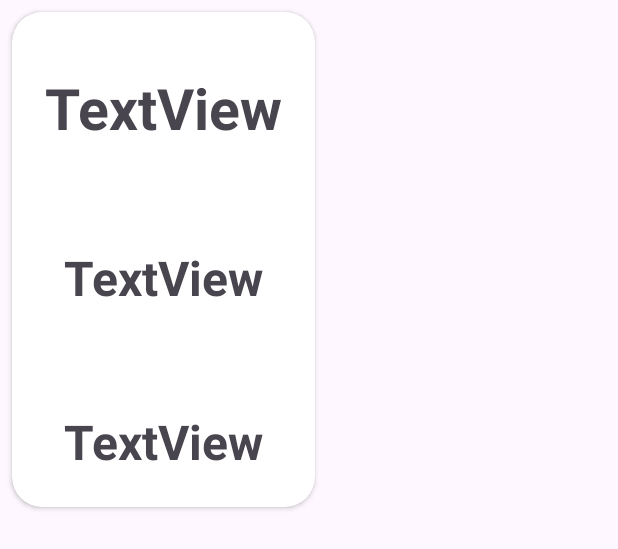
After one commit to FurkanYagli/Tarif-Defterim, an Android app: the layout detay_tasarim.xml on its own in the app's theme, with its tools: preview values and no code run, on a phone screen of 412 x 824 dp. The commit adds this screen. Shown: the top 549 px of the screen. Run offline under Robolectric (Android 15) with nearby library versions, the phone set to English and light mode, and no system bars.

Commit message:
tarif-defterim

```diff
--- a/app/src/main/res/layout/card_tasarim.xml
+++ b/app/src/main/res/layout/card_tasarim.xml
@@ -11,7 +11,7 @@
         android:layout_width="178dp"
         android:layout_height="100dp"
         android:layout_margin="10dp"
-        app:cardBackgroundColor="@color/turuncuFresh"
+        app:cardBackgroundColor="@color/bej"
         app:cardCornerRadius="12dp">
 
         <androidx.constraintlayout.widget.ConstraintLayout
@@ -22,8 +22,8 @@
                 android:id="@+id/textView"
                 android:layout_width="wrap_content"
                 android:layout_height="wrap_content"
-                android:layout_marginStart="16dp"
                 android:text="TextView"
+                android:textAlignment="center"
                 android:textSize="22sp"
                 android:textStyle="bold"
                 app:layout_constraintBottom_toBottomOf="parent"
--- /dev/null
+++ b/app/src/main/res/layout/detay_tasarim.xml
@@ -0,0 +1,67 @@
+<?xml version="1.0" encoding="utf-8"?>
+<LinearLayout xmlns:android="http://schemas.android.com/apk/res/android"
+    xmlns:app="http://schemas.android.com/apk/res-auto"
+    xmlns:tools="http://schemas.android.com/tools"
+    android:layout_width="wrap_content"
+    android:layout_height="wrap_content"
+    android:orientation="vertical">
+
+    <androidx.cardview.widget.CardView
+        android:layout_width="wrap_content"
+        android:layout_height="wrap_content"
+        android:layout_margin="8dp"
+        android:padding="10dp"
+        app:cardCornerRadius="20dp">
+
+        <androidx.constraintlayout.widget.ConstraintLayout
+            android:layout_width="match_parent"
+            android:layout_height="match_parent"
+            android:padding="10dp">
+
+            <TextView
+                android:id="@+id/textAd"
+                android:layout_width="wrap_content"
+                android:layout_height="wrap_content"
+                android:layout_marginTop="16dp"
+                android:padding="12dp"
+                android:text="TextView"
+                android:textAlignment="center"
+                android:textSize="38sp"
+                android:textStyle="bold"
+                app:layout_constraintEnd_toEndOf="parent"
+                app:layout_constraintHorizontal_bias="0.5"
+                app:layout_constraintStart_toStartOf="parent"
+                app:layout_constraintTop_toTopOf="parent" />
+
+            <TextView
+                android:id="@+id/textTarif"
+                android:layout_width="wrap_content"
+                android:layout_height="wrap_content"
+                android:layout_marginTop="42dp"
+                android:padding="12dp"
+                android:text="TextView"
+                android:textAlignment="viewStart"
+                android:textSize="32sp"
+                android:textStyle="bold"
+                app:layout_constraintEnd_toEndOf="parent"
+                app:layout_constraintHorizontal_bias="0.5"
+                app:layout_constraintStart_toStartOf="parent"
+                app:layout_constraintTop_toBottomOf="@+id/textAd" />
+
+            <TextView
+                android:id="@+id/textMalzemeler"
+                android:layout_width="wrap_content"
+                android:layout_height="wrap_content"
+                android:layout_marginTop="42dp"
+                android:padding="12dp"
+                android:text="TextView"
+                android:textAlignment="viewStart"
+                android:textSize="32sp"
+                android:textStyle="bold"
+                app:layout_constraintEnd_toEndOf="parent"
+                app:layout_constraintHorizontal_bias="0.5"
+                app:layout_constraintStart_toStartOf="parent"
+                app:layout_constraintTop_toBottomOf="@+id/textTarif" />
+        </androidx.constraintlayout.widget.ConstraintLayout>
+    </androidx.cardview.widget.CardView>
+</LinearLayout>
--- a/app/src/main/res/layout/filtre_tasarim.xml
+++ b/app/src/main/res/layout/filtre_tasarim.xml
@@ -19,9 +19,9 @@
             android:layout_width="match_parent"
             android:layout_height="match_parent"
             app:layout_constraintBottom_toTopOf="@+id/txtKategoriAd"
-            app:layout_constraintEnd_toEndOf="@+id/txtKategoriAd"
+            app:layout_constraintEnd_toEndOf="parent"
             app:layout_constraintHorizontal_bias="0.5"
-            app:layout_constraintStart_toStartOf="@+id/txtKategoriAd"
+            app:layout_constraintStart_toStartOf="parent"
             app:layout_constraintTop_toTopOf="@+id/linearLayout"
             tools:layout_editor_absoluteX="8dp">
 
```
Also changed, not shown: app/src/main/res/layout/fragment_tarif_detay.xml (+42 -15 lines).
